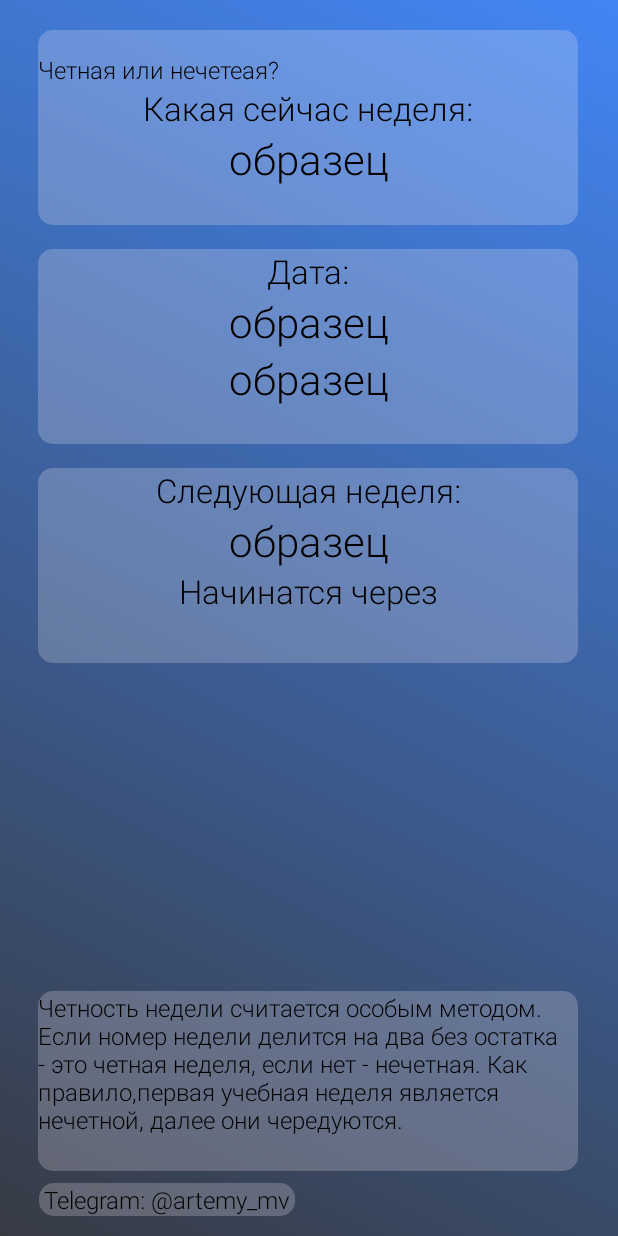
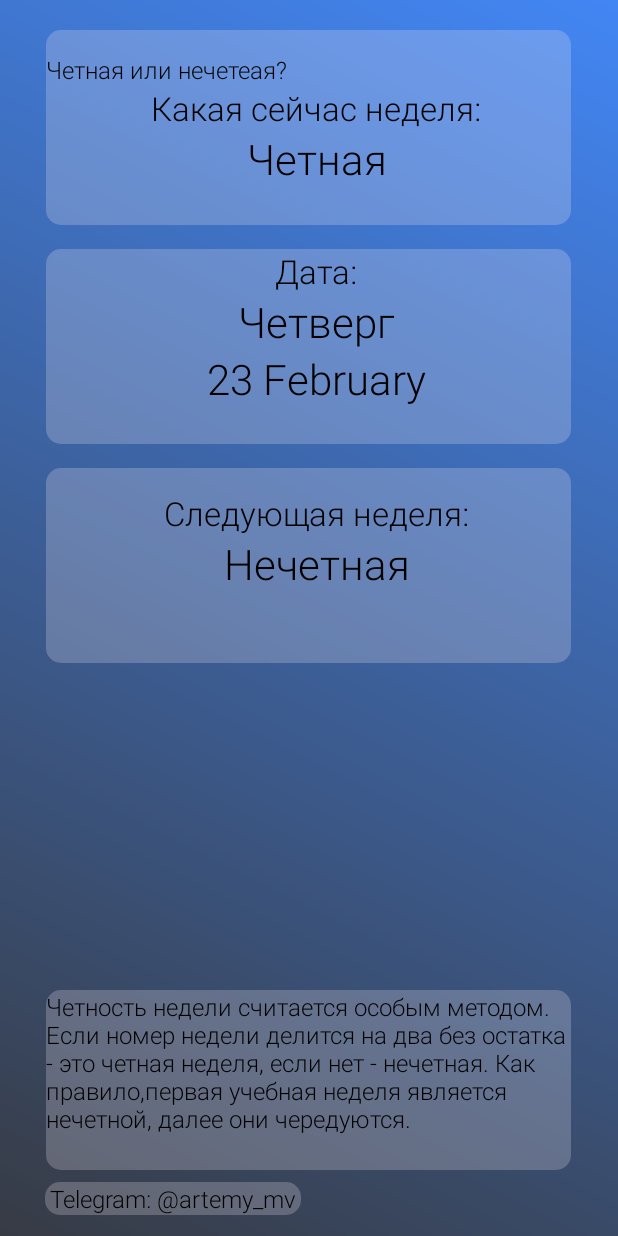
Before and after one commit to Mary-Mercury/TSAFS, an Android app: the screen it shows after launch (MainActivity), on a phone screen of 412 x 824 dp. Run offline under Robolectric (Android 15) with nearby library versions, the phone set to English and light mode, and no system bars.

Commit message:
create 3 functions

```diff
--- a/app/src/main/java/com/example/tablesync/MainActivity.kt
+++ b/app/src/main/java/com/example/tablesync/MainActivity.kt
@@ -1,11 +1,28 @@
 package com.example.tablesync
 
+import android.annotation.SuppressLint
 import androidx.appcompat.app.AppCompatActivity
 import android.os.Bundle
+import android.widget.TextView
+import java.util.*
 
 class MainActivity : AppCompatActivity() {
+    @SuppressLint("MissingInflatedId")
     override fun onCreate(savedInstanceState: Bundle?) {
         super.onCreate(savedInstanceState)
         setContentView(R.layout.activity_main)
+        supportActionBar?.hide()
+
+        val parity = findViewById<TextView>(R.id.parity)
+        val dayofweek = findViewById<TextView>(R.id.dayofweek)
+        val date = findViewById<TextView>(R.id.date)
+        val altparity = findViewById<TextView>(R.id.altparity)
+        val whennext = findViewById<TextView>(R.id.whennext)
+
+        parity.text = parity()
+        dayofweek.text = daysofweek()
+        date.text = date()
+        altparity.text = altparity()
+        whennext.text = whennext()
     }
 }
--- /dev/null
+++ b/app/src/main/java/com/example/tablesync/func.kt
@@ -0,0 +1,44 @@
+package com.example.tablesync
+
+import java.time.DayOfWeek
+import java.time.LocalDate
+import java.time.LocalDateTime
+import java.time.format.DateTimeFormatter
+import java.util.*
+
+    fun parity(): String {
+        val varible = Calendar.getInstance(TimeZone.getTimeZone("Russia/Moscow")).get(Calendar.WEEK_OF_YEAR)
+        val part = if (varible % 2 == 0) { "Четная" } else { "Нечетная" }
+        return part
+    }
+    fun altparity(): String {
+        val varible = Calendar.getInstance(TimeZone.getTimeZone("Russia/Moscow")).get(Calendar.WEEK_OF_YEAR)
+        val altpart = if (varible % 2 == 0) { "Нечетная" } else { "Четная" }
+        return altpart
+    }
+    fun date(): String {
+        val dateTime = LocalDateTime.now().format(DateTimeFormatter.ofPattern("d MMMM"))
+        return dateTime
+    }
+    fun daysofweek(): String {
+        val daysOfWeek: String = when (LocalDate.now().dayOfWeek) {
+            DayOfWeek.MONDAY -> "Понедельник"
+            DayOfWeek.TUESDAY -> "Вторник"
+            DayOfWeek.WEDNESDAY -> "Среда"
+            DayOfWeek.THURSDAY -> "Четверг"
+            DayOfWeek.FRIDAY -> "Пятница"
+            DayOfWeek.SATURDAY -> "Суббота"
+            DayOfWeek.SUNDAY -> "Воскресенье"
+        }
+        return daysOfWeek
+    }
+    fun whennext(): String {
+        val daysOfWeek = daysofweek()
+        val next = when(daysOfWeek) {
+            "Пятница" -> "Начинается через 2 дня"
+            "Суббота" -> "Начинается через 1 день"
+            "Воскресенье" -> "Начинается завтра"
+            else -> { " " }
+        }
+        return next
+    }
--- a/app/src/main/res/layout/activity_main.xml
+++ b/app/src/main/res/layout/activity_main.xml
@@ -9,7 +9,7 @@
 
     <LinearLayout
         android:id="@+id/linearLayout"
-        android:layout_width="360dp"
+        android:layout_width="350dp"
         android:layout_height="130dp"
         android:background="@drawable/shape"
         app:layout_constraintBottom_toBottomOf="parent"
@@ -42,13 +42,13 @@
             android:layout_width="360dp"
             android:layout_height="wrap_content"
             android:gravity="center"
-            android:text="@string/sample">
+            android:text="образец">
         </TextView>
     </LinearLayout>
 
     <LinearLayout
         android:id="@+id/linearLayout2"
-        android:layout_width="360dp"
+        android:layout_width="350dp"
         android:layout_height="130dp"
         android:layout_marginTop="16dp"
         android:background="@drawable/shape"
@@ -76,6 +76,7 @@
             android:gravity="center">
         </TextView>
         <TextView
+            android:id="@+id/date"
             android:layout_width="360dp"
             android:layout_height="wrap_content"
             android:text="@string/sample"
@@ -86,7 +87,7 @@
 
     <LinearLayout
         android:id="@+id/linearLayout3"
-        android:layout_width="360dp"
+        android:layout_width="350dp"
         android:layout_height="130dp"
         android:layout_marginTop="16dp"
         android:background="@drawable/shape"
@@ -103,9 +104,11 @@
             android:layout_height="wrap_content"
             android:text="@string/nextweek"
             style="@style/main"
-            android:gravity="center">
+            android:gravity="center"
+            android:paddingTop="15dp">
         </TextView>
         <TextView
+            android:id="@+id/altparity"
             android:layout_width="360dp"
             android:layout_height="wrap_content"
             android:text="@string/sample"
@@ -114,9 +117,10 @@
         </TextView>
 
         <TextView
+            android:id="@+id/whennext"
             android:layout_width="360dp"
             android:layout_height="wrap_content"
-            android:text="@string/whennext"
+            android:text="@string/sample"
             style="@style/main"
             android:gravity="center">
         </TextView>
@@ -125,18 +129,18 @@
 
     <LinearLayout
         android:id="@+id/linearLayout4"
-        android:layout_width="360dp"
+        android:layout_width="350dp"
         android:layout_height="120dp"
         android:layout_marginStart="8dp"
         android:layout_marginEnd="8dp"
-        android:layout_marginBottom="24dp"
+        android:layout_marginBottom="44dp"
         android:background="@drawable/shape"
         app:layout_constraintBottom_toBottomOf="parent"
         app:layout_constraintEnd_toEndOf="parent"
-        app:layout_constraintHorizontal_bias="0.49"
+        app:layout_constraintHorizontal_bias="0.488"
         app:layout_constraintStart_toStartOf="parent"
         app:layout_constraintTop_toBottomOf="@+id/linearLayout3"
-        app:layout_constraintVertical_bias="0.92">
+        app:layout_constraintVertical_bias="1.0">
 
         <TextView
             android:id="@+id/textView"
@@ -144,7 +148,7 @@
             android:layout_width="wrap_content"
             android:layout_height="wrap_content"
             android:layout_weight="1"
-            android:text="@string/description"/>
+            android:text="@string/description" />
     </LinearLayout>
 
     <TextView
@@ -158,11 +162,10 @@
         android:text="@string/telegram"
         app:layout_constraintBottom_toBottomOf="parent"
         app:layout_constraintEnd_toEndOf="parent"
-        app:layout_constraintHorizontal_bias="0.108"
+        app:layout_constraintHorizontal_bias="0.125"
         app:layout_constraintStart_toStartOf="parent"
         app:layout_constraintTop_toBottomOf="@+id/linearLayout4"
-        app:layout_constraintVertical_bias="0.0">
-    </TextView>
+        app:layout_constraintVertical_bias="0.0"></TextView>
 
 
 </androidx.constraintlayout.widget.ConstraintLayout>
--- a/app/src/main/res/values/strings.xml
+++ b/app/src/main/res/values/strings.xml
@@ -6,6 +6,6 @@
     <string name="whataweek">Какая сейчас неделя:</string>
     <string name="telegram">Telegram: @artemy_mv</string>
     <string name="nextweek">Следующая неделя: </string>
-    <string name="whennext">Начинатся через </string>
+    <string name="whennext">Начинатся </string>
     <string name="sample">образец</string>
 </resources>
```
